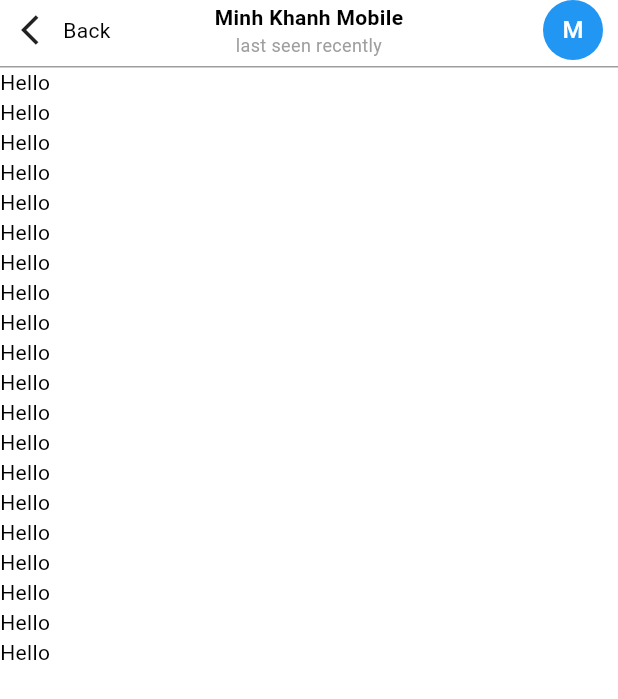
After one commit to vvhuy1802/talket, a Flutter app: the screen it shows after launch, scrolled down 576 dp, after a tap on "Pino", on a phone screen of 412 x 824 dp. The commit adds this screen. Shown: the top 699 px of the screen. Run offline on Flutter 3.47's test engine with Material 3 defaults, Android fonts, the phone set to English and light mode, and no system bars; our stand-ins replace flashy_tab_bar2, flutter_staggered_animations, lottie.

Commit message:
conversion route

```diff
--- /dev/null
+++ b/lib/domain/model/conversion/conversion_args.dart
@@ -0,0 +1,40 @@
+class ConversionArgs {
+  ConversionArgs({
+    String? from,
+    String? to,
+  }) {
+    _from = from;
+    _to = to;
+  }
+
+  ConversionArgs.fromJson(dynamic json) {
+    _from = json['from'];
+    _to = json['to'];
+  }
+
+  String? _from;
+  String? _to;
+
+  ConversionArgs copyWith({
+    String? from,
+    String? to,
+  }) =>
+      ConversionArgs(
+        from: from ?? _from,
+        to: to ?? _to,
+      );
+
+  String? get from => _from;
+  String? get to => _to;
+
+  Map<String, dynamic> toJson() {
+    final map = <String, dynamic>{};
+    if (_from != null) {
+      map['from'] = _from;
+    }
+    if (_to != null) {
+      map['to'] = _to;
+    }
+    return map;
+  }
+}
--- a/lib/presentation/module/chat/chat_screen.dart
+++ b/lib/presentation/module/chat/chat_screen.dart
@@ -2,6 +2,9 @@ import 'package:flutter/material.dart';
 import 'package:flutter_staggered_animations/flutter_staggered_animations.dart';
 import 'package:talket/presentation/module/chat/widgets/app_bar_chat.dart';
 import 'package:talket/presentation/module/chat/widgets/chat_item.dart';
+
+import '../../../domain/model/conversion/conversion_args.dart';
+import '../conversion/conversion_screen.dart';
 
 class ChatScreen extends StatefulWidget {
   const ChatScreen({super.key});
@@ -10,7 +13,8 @@ class ChatScreen extends StatefulWidget {
   State<ChatScreen> createState() => _ChatScreenState();
 }
 
-class _ChatScreenState extends State<ChatScreen> with AutomaticKeepAliveClientMixin {
+class _ChatScreenState extends State<ChatScreen>
+    with AutomaticKeepAliveClientMixin {
   @override
   Widget build(BuildContext context) {
     super.build(context);
@@ -29,7 +33,15 @@ class _ChatScreenState extends State<ChatScreen> with AutomaticKeepAliveClientMi
                   child: SlideAnimation(
                     verticalOffset: 50.0,
                     child: FadeInAnimation(
-                      child: ChatItem(),
+                      child: ChatItem(
+                        onTap: () {
+                          Navigator.pushNamed(
+                            context,
+                            ConversionScreen.routeName,
+                            arguments: ConversionArgs(from: 'Huy', to: 'Minh Khanh'),
+                          );
+                        },
+                      ),
                     ),
                   ),
                 );
--- a/lib/presentation/module/chat/widgets/chat_item.dart
+++ b/lib/presentation/module/chat/widgets/chat_item.dart
@@ -1,12 +1,17 @@
 import 'package:flutter/material.dart';
 
 class ChatItem extends StatelessWidget {
-  const ChatItem({super.key});
+  const ChatItem({super.key, required this.onTap});
+  final Function() onTap;
 
   @override
   Widget build(BuildContext context) {
     return Container(
       padding: const EdgeInsets.only(left: 10, right: 10, bottom: 5),
+      child: Material(
+        child: InkWell(
+          borderRadius: BorderRadius.circular(4.0),
+          onTap: onTap,
           child: Row(
             crossAxisAlignment: CrossAxisAlignment.center,
             children: [
@@ -59,6 +64,8 @@ class ChatItem extends StatelessWidget {
               ),
             ],
           ),
+        ),
+      ),
     );
   }
 }
--- /dev/null
+++ b/lib/presentation/module/conversion/conversion_screen.dart
@@ -0,0 +1,94 @@
+import 'package:flutter/material.dart';
+import 'package:flutter_staggered_animations/flutter_staggered_animations.dart';
+import 'package:talket/presentation/module/conversion/widgets/app_bar_conversion.dart';
+
+import '../../../domain/model/conversion/conversion_args.dart';
+
+class ConversionScreen extends StatefulWidget {
+  const ConversionScreen({super.key, required this.args});
+
+  static const routeName = '/conversion';
+  final ConversionArgs args;
+
+  @override
+  State<ConversionScreen> createState() => _ConversionScreenState();
+}
+
+class _ConversionScreenState extends State<ConversionScreen> {
+  late final ConversionArgs _args;
+
+  @override
+  void initState() {
+    super.initState();
+    _args = widget.args;
+    debugPrint('From: ${_args.from}, To: ${_args.to}');
+  }
+
+  @override
+  Widget build(BuildContext context) {
+    return Scaffold(
+      appBar: AppBarConversion(
+        leading: InkWell(
+          borderRadius: BorderRadius.circular(4.0),
+          onTap: Navigator.of(context).pop,
+          child: const Padding(
+            padding: EdgeInsets.all(4.0),
+            child: Row(
+              mainAxisSize: MainAxisSize.min,
+              children: [
+                Icon(Icons.arrow_back_ios),
+                SizedBox(width: 4),
+                Text("Back"),
+              ],
+            ),
+          ),
+        ),
+        title: Column(
+          mainAxisSize: MainAxisSize.min,
+          children: [
+            Text(
+              "Minh Khanh Mobile",
+              maxLines: 1,
+              overflow: TextOverflow.ellipsis,
+              textAlign: TextAlign.center,
+              style: TextStyle(
+                fontWeight: FontWeight.bold,
+                fontSize: 14,
+              ),
+            ),
+            Text(
+              "last seen recently",
+              style: TextStyle(fontSize: 12, color: Colors.grey),
+              maxLines: 1,
+              overflow: TextOverflow.ellipsis,
+              textAlign: TextAlign.center,
+            ),
+          ],
+        ),
+        trailing: CircleAvatar(
+          child: Text("M"),
+        ),
+      ),
+      body: Padding(
+        padding: const EdgeInsets.all(0.0),
+        child: AnimationLimiter(
+          child: ListView.builder(
+            itemCount: 20,
+            itemBuilder: (context, index) {
+              return AnimationConfiguration.staggeredList(
+                position: index,
+                duration: const Duration(milliseconds: 400),
+                child: SlideAnimation(
+                  verticalOffset: 50.0,
+                  child: FadeInAnimation(
+                    child: Text("Hello")
+                  ),
+                ),
+              );
+            },
+          ),
+        ),
+      ),
+    );
+  }
+}
--- /dev/null
+++ b/lib/presentation/module/conversion/widgets/app_bar_conversion.dart
@@ -0,0 +1,86 @@
+import 'package:flutter/material.dart';
+
+class AppBarConversion extends StatefulWidget implements PreferredSizeWidget {
+  const AppBarConversion({super.key, this.leading, this.title, this.trailing});
+
+  final Widget? leading;
+  final Widget? title;
+  final Widget? trailing;
+
+  @override
+  Size get preferredSize => const Size.fromHeight(kToolbarHeight);
+
+  @override
+  State<AppBarConversion> createState() => _AppBarConversionState();
+}
+
+class _AppBarConversionState extends State<AppBarConversion> {
+  final GlobalKey _leftKey = GlobalKey();
+  final GlobalKey _rightKey = GlobalKey();
+
+  double _leftWidth = 0;
+  double _rightWidth = 0;
+
+  @override
+  void initState() {
+    super.initState();
+    WidgetsBinding.instance.addPostFrameCallback((_) => _measureWidgets());
+  }
+
+  void _measureWidgets() {
+    final leftContext = _leftKey.currentContext;
+    final rightContext = _rightKey.currentContext;
+
+    if (leftContext != null && rightContext != null) {
+      final leftBox = leftContext.findRenderObject() as RenderBox;
+      final rightBox = rightContext.findRenderObject() as RenderBox;
+
+      setState(() {
+        _leftWidth = leftBox.size.width;
+        _rightWidth = rightBox.size.width;
+      });
+    }
+  }
+
+  @override
+  Widget build(BuildContext context) {
+    return SafeArea(
+      child: Column(mainAxisSize: MainAxisSize.min, spacing: 4, children: [
+        Padding(
+          padding: const EdgeInsets.symmetric(horizontal: 10.0),
+          child: Stack(
+            alignment: Alignment.center,
+            children: [
+              Align(
+                alignment: Alignment.centerLeft,
+                child: Material(
+                  key: _leftKey,
+                  child: widget.leading
+                ),
+              ),
+              Padding(
+                padding: EdgeInsets.symmetric(
+                  horizontal:
+                      (_leftWidth > _rightWidth ? _leftWidth : _rightWidth) +
+                          10,
+                ),
+                child: widget.title
+              ),
+              Align(
+                alignment: Alignment.centerRight,
+                child: Container(
+                  key: _rightKey,
+                  child: widget.trailing
+                ),
+              ),
+            ],
+          ),
+        ),
+        const Divider(
+          height: 1,
+          color: Colors.grey,
+        )
+      ]),
+    );
+  }
+}
--- a/lib/presentation/navigation/routes.dart
+++ b/lib/presentation/navigation/routes.dart
@@ -1,7 +1,10 @@
 import 'package:flutter/cupertino.dart';
+import 'package:talket/presentation/module/conversion/conversion_screen.dart';
 import 'package:talket/presentation/module/home/home_screen.dart';
 import 'package:talket/presentation/module/onboarding/onboarding_screen.dart';
 import 'package:talket/presentation/module/splash/splash_screen.dart';
+
+import '../../domain/model/conversion/conversion_args.dart';
 
 Route<dynamic> generateRoute(RouteSettings settings) {
   switch (settings.name) {
@@ -13,6 +16,12 @@ Route<dynamic> generateRoute(RouteSettings settings) {
           settings: settings);
     case HomeScreen.routeName:
       return _pageBuilder((context) => const HomeScreen(), settings: settings);
+    case ConversionScreen.routeName:
+      final args = settings.arguments as ConversionArgs;
+      return _pageBuilder(
+        (context) => ConversionScreen(args: args),
+        settings: settings,
+      );
     default:
       return _pageBuilder((context) => const OnboardingScreen(),
           settings: settings);
```
Also changed, not shown: lib/presentation/module/conversion/widgets/conversion_item.dart (added), 2 other files. Lines whose indentation alone changed are shown as unchanged.
